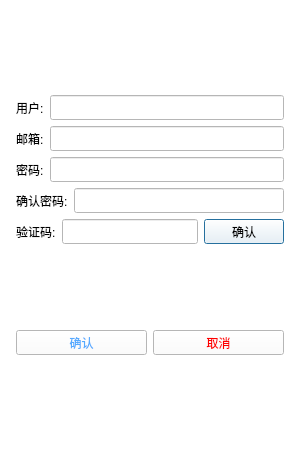
This is QmsrChat/registerdialog.ui in msrnnnnn/msrChat as Qt 5 draws it before an edit. The edited form follows.
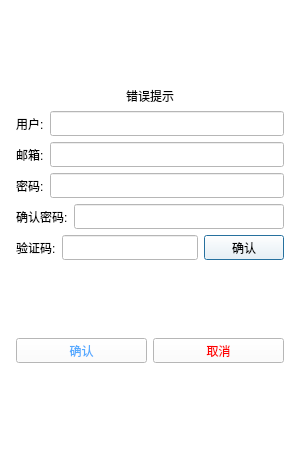
This is the edited form.

```diff
--- a/QmsrChat/registerdialog.ui
+++ b/QmsrChat/registerdialog.ui
@@ -56,6 +56,16 @@
        </property>
       </spacer>
      </item>
+     <item>
+      <widget class="QLabel" name="error_label">
+       <property name="text">
+        <string>错误提示</string>
+       </property>
+       <property name="alignment">
+        <set>Qt::AlignmentFlag::AlignCenter</set>
+       </property>
+      </widget>
+     </item>
      <item>
       <layout class="QHBoxLayout" name="horizontalLayout">
        <item>
```
Left out of the diff: 4 changed lines with no effect on the pictures.
